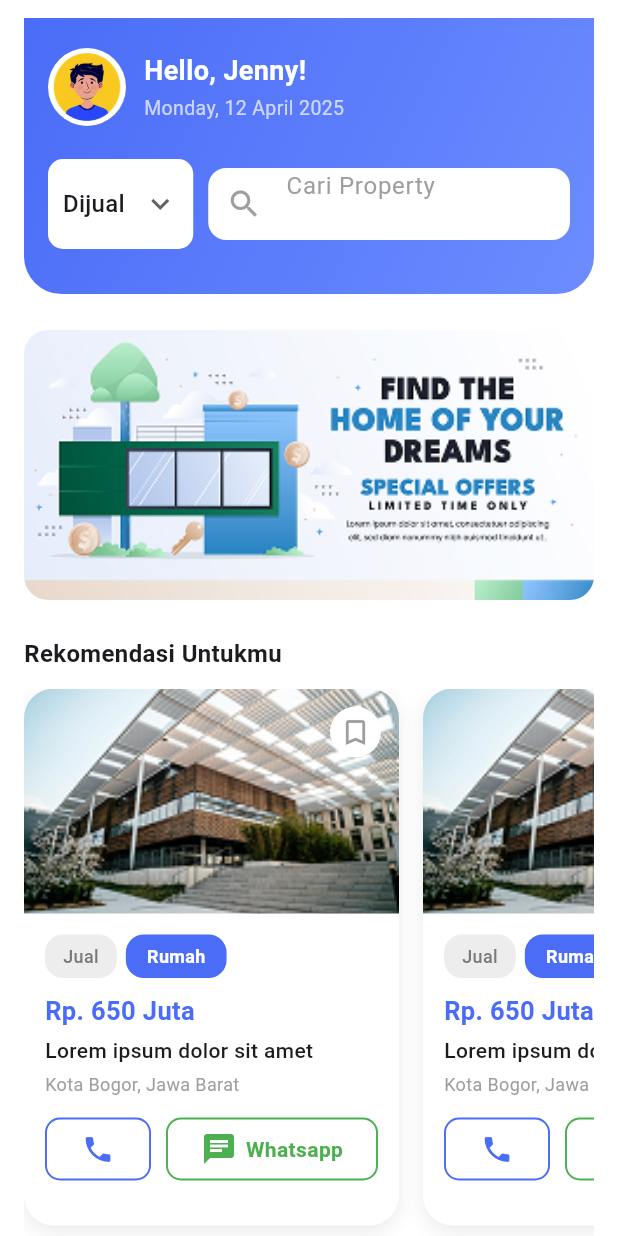
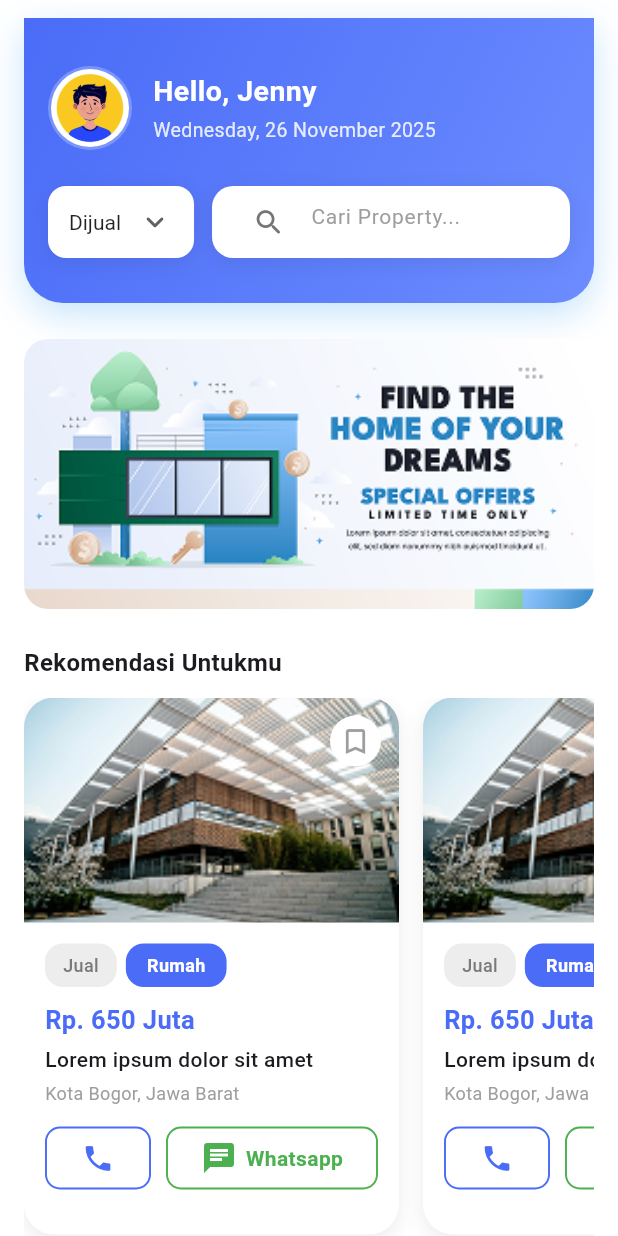
Before and after one commit to zollahrp/mitra-property-mobile, a Flutter app: the HomeScreen screen opened directly, on a phone screen of 412 x 824 dp. Run offline on Flutter 3.47's test engine with Material 3 defaults, Android fonts, the phone set to English and light mode, and no system bars; our stand-ins replace curved_navigation_bar, youtube_player_flutter; Roboto replaces fonts that are missing (Poppins).

Commit message:
benerin home

```diff
--- a/lib/screens/home/home_screen.dart
+++ b/lib/screens/home/home_screen.dart
@@ -2,6 +2,7 @@ import 'package:flutter/material.dart';
 import 'package:mitra_property/screens/detail/detail_property_screen.dart';
 import 'package:mitra_property/screens/home/VideoPlayerScreen.dart';
 import '../../routes/app_routes.dart';
+import 'package:intl/intl.dart';
 
 class HomeScreen extends StatelessWidget {
   const HomeScreen({super.key});
@@ -19,25 +20,38 @@ class HomeScreen extends StatelessWidget {
               // ==== HEADER + SEARCH WRAPPER ====
               Container(
                 width: double.infinity,
-                padding: const EdgeInsets.fromLTRB(16, 20, 16, 30),
-                decoration: const BoxDecoration(
-                  gradient: LinearGradient(
+                padding: const EdgeInsets.fromLTRB(16, 32, 16, 30),
+                decoration: BoxDecoration(
+                  gradient: const LinearGradient(
                     colors: [Color(0xFF4A6CF7), Color(0xFF6C8CFF)],
                     begin: Alignment.topLeft,
                     end: Alignment.bottomRight,
                   ),
-                  borderRadius: BorderRadius.only(
-                    bottomLeft: Radius.circular(25),
-                    bottomRight: Radius.circular(25),
+                  borderRadius: const BorderRadius.only(
+                    bottomLeft: Radius.circular(26),
+                    bottomRight: Radius.circular(26),
                   ),
+                  boxShadow: [
+                    BoxShadow(
+                      color: Colors.blue.withOpacity(0.25),
+                      blurRadius: 20,
+                      offset: const Offset(0, 8),
+                    ),
+                  ],
                 ),
                 child: Column(
                   crossAxisAlignment: CrossAxisAlignment.start,
                   children: [
-                    // == AVATAR + GREETING ==
+                    // ========== AVATAR + GREETING ==========
                     Row(
                       children: [
-                        CircleAvatar(
+                        Container(
+                          padding: const EdgeInsets.all(2),
+                          decoration: BoxDecoration(
+                            color: Colors.white.withOpacity(0.25),
+                            shape: BoxShape.circle,
+                          ),
+                          child: CircleAvatar(
                             radius: 26,
                             backgroundColor: Colors.white,
                             child: ClipOval(
@@ -49,24 +63,31 @@ class HomeScreen extends StatelessWidget {
                               ),
                             ),
                           ),
-                        const SizedBox(width: 12),
+                        ),
+
+                        const SizedBox(width: 14),
+
                         Column(
                           crossAxisAlignment: CrossAxisAlignment.start,
-                          children: const [
-                            Text(
-                              'Hello, Jenny!',
+                          children: [
+                            const Text(
+                              'Hello, Jenny',
                               style: TextStyle(
-                                fontSize: 18,
-                                fontWeight: FontWeight.w600,
+                                fontSize: 19,
+                                fontWeight: FontWeight.w700,
                                 color: Colors.white,
+                                letterSpacing: 0.3,
                               ),
                             ),
-                            SizedBox(height: 2),
+                            const SizedBox(height: 3),
+
                             Text(
-                              'Monday, 12 April 2025',
+                              DateFormat(
+                                'EEEE, d MMMM yyyy',
+                              ).format(DateTime.now()),
                               style: TextStyle(
                                 fontSize: 13,
-                                color: Colors.white70,
+                                color: Colors.white.withOpacity(0.85),
                               ),
                             ),
                           ],
@@ -74,25 +95,41 @@ class HomeScreen extends StatelessWidget {
                       ],
                     ),
 
-                    const SizedBox(height: 22),
+                    const SizedBox(height: 24),
 
-                    // == DROPDOWN + SEARCH ==
+                    // ========== DROPDOWN + SEARCH ==========
                     Row(
                       children: [
-                        // DROPDOWN
-                        Container(
-                          padding: const EdgeInsets.symmetric(
-                            horizontal: 10,
-                            vertical: 6,
-                          ),
+                        // DROPDOWN CARD
+                        SizedBox(
+                          height: 48,
+                          child: Container(
+                            padding: const EdgeInsets.symmetric(horizontal: 14),
                             decoration: BoxDecoration(
                               color: Colors.white,
-                            borderRadius: BorderRadius.circular(10),
+                              borderRadius: BorderRadius.circular(12),
+                              boxShadow: [
+                                BoxShadow(
+                                  color: Colors.black.withOpacity(0.08),
+                                  blurRadius: 12,
+                                  offset: const Offset(0, 3),
                                 ),
+                              ],
+                            ),
+                            child: Center(
+                              // ← MAGIC FIX
                               child: DropdownButton<String>(
                                 value: 'Dijual',
                                 underline: const SizedBox(),
-                            icon: const Icon(Icons.keyboard_arrow_down),
+                                icon: const Icon(
+                                  Icons.keyboard_arrow_down_rounded,
+                                ),
+                                isExpanded: false,
+                                isDense: true,
+                                style: const TextStyle(
+                                  fontSize: 14,
+                                  color: Colors.black87,
+                                ),
                                 items: const [
                                   DropdownMenuItem(
                                     value: 'Dijual',
@@ -106,27 +143,43 @@ class HomeScreen extends StatelessWidget {
                                 onChanged: (_) {},
                               ),
                             ),
+                          ),
+                        ),
 
-                        const SizedBox(width: 10),
+                        const SizedBox(width: 12),
 
-                        // SEARCH BAR
+                        // SEARCH BAR CARD
                         Expanded(
+                          child: SizedBox(
+                            height: 48,
                             child: Container(
+                              padding: const EdgeInsets.symmetric(
+                                horizontal: 14,
+                              ),
                               decoration: BoxDecoration(
                                 color: Colors.white,
-                              borderRadius: BorderRadius.circular(12),
+                                borderRadius: BorderRadius.circular(14),
+                                boxShadow: [
+                                  BoxShadow(
+                                    color: Colors.black.withOpacity(0.08),
+                                    blurRadius: 12,
+                                    offset: const Offset(0, 3),
+                                  ),
+                                ],
                               ),
                               child: TextField(
                                 decoration: InputDecoration(
-                                hintText: 'Cari Property',
-                                hintStyle: const TextStyle(color: Colors.grey),
-                                prefixIcon: const Icon(
-                                  Icons.search,
-                                  color: Colors.grey,
+                                  hintText: 'Cari Property...',
+                                  hintStyle: TextStyle(
+                                    color: Colors.grey.shade500,
+                                    fontSize: 14,
+                                  ),
+                                  prefixIcon: Icon(
+                                    Icons.search_rounded,
+                                    color: Colors.grey.shade600,
+                                    size: 22,
                                   ),
                                   border: InputBorder.none,
-                                contentPadding: const EdgeInsets.symmetric(
-                                  horizontal: 12,
                                 ),
                               ),
                             ),
--- a/pubspec.yaml
+++ b/pubspec.yaml
@@ -39,6 +39,7 @@ dependencies:
   # Use with the CupertinoIcons class for iOS style icons.
   cupertino_icons: ^1.0.8
   curved_navigation_bar: ^1.0.6
+  intl: ^0.19.0
 
 dev_dependencies:
   flutter_test:
```
Also changed, not shown: pubspec.lock. Lines whose indentation alone changed are shown as unchanged.
